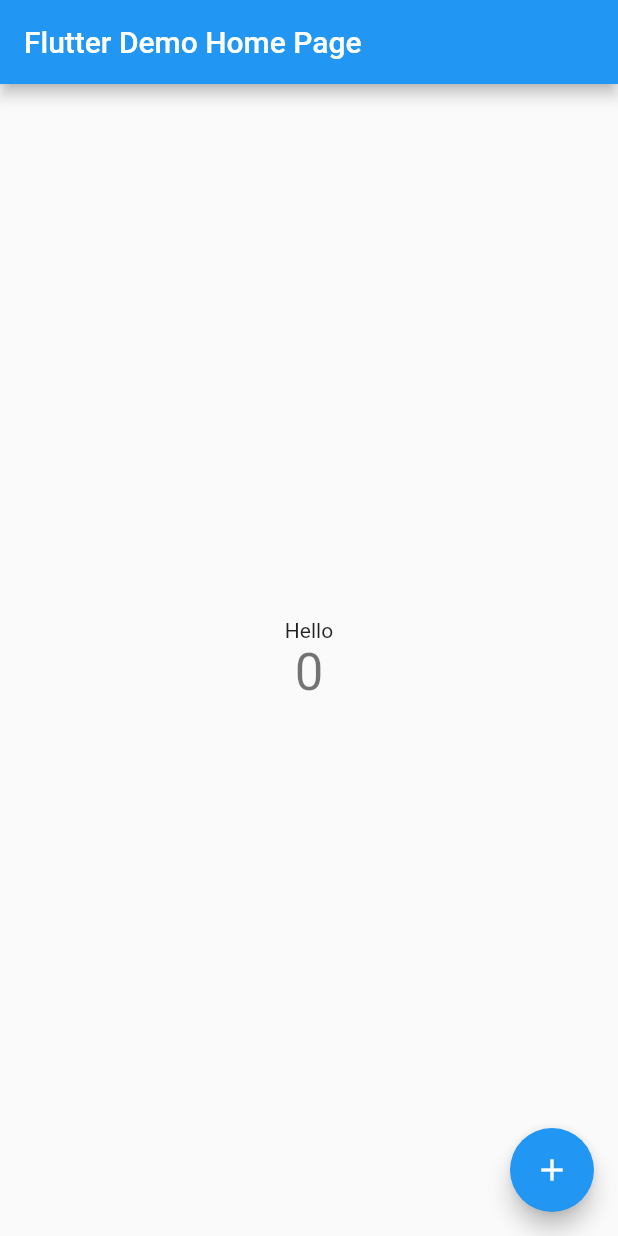
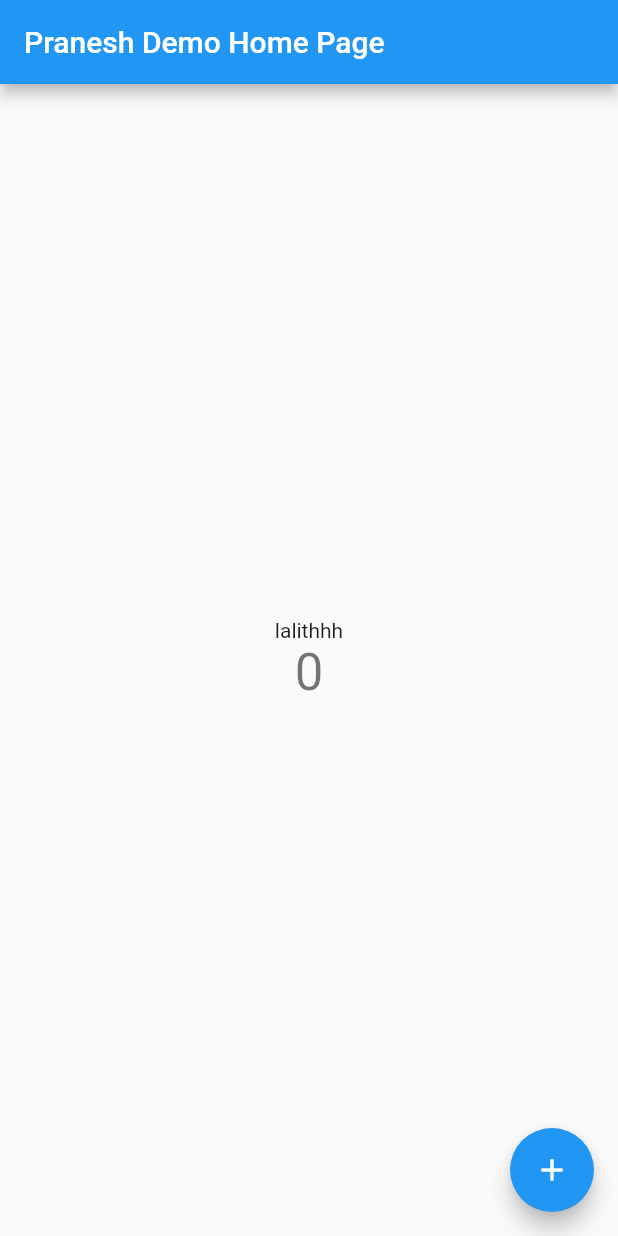
Before and after one commit to LalithGuptha/Admin_App_Anokha, a Flutter app: the screen it shows after launch, on a phone screen of 412 x 824 dp. Run offline on Flutter 3.47's test engine with Material 2 defaults, Android fonts, the phone set to English and light mode, and no system bars.

Commit message:
Pr's First Commit

```diff
--- a/lib/main.dart
+++ b/lib/main.dart
@@ -24,7 +24,7 @@
         // is not restarted.
         primarySwatch: Colors.blue,
       ),
-      home: const MyHomePage(title: 'Flutter Demo Home Page'),
+      home: const MyHomePage(title: 'Pranesh Demo Home Page'),
     );
   }
 }
@@ -96,7 +96,7 @@
           mainAxisAlignment: MainAxisAlignment.center,
           children: <Widget>[
             const Text(
-              'Hello',
+              'lalithhh',
             ),
             Text(
               '$_counter',
```
